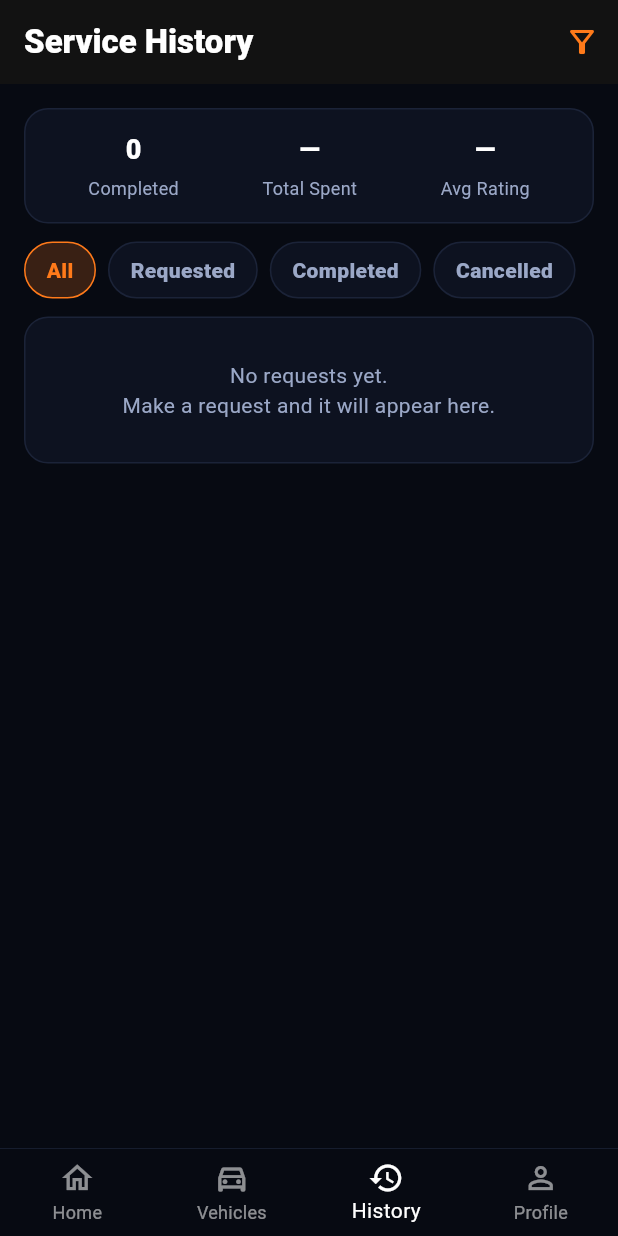
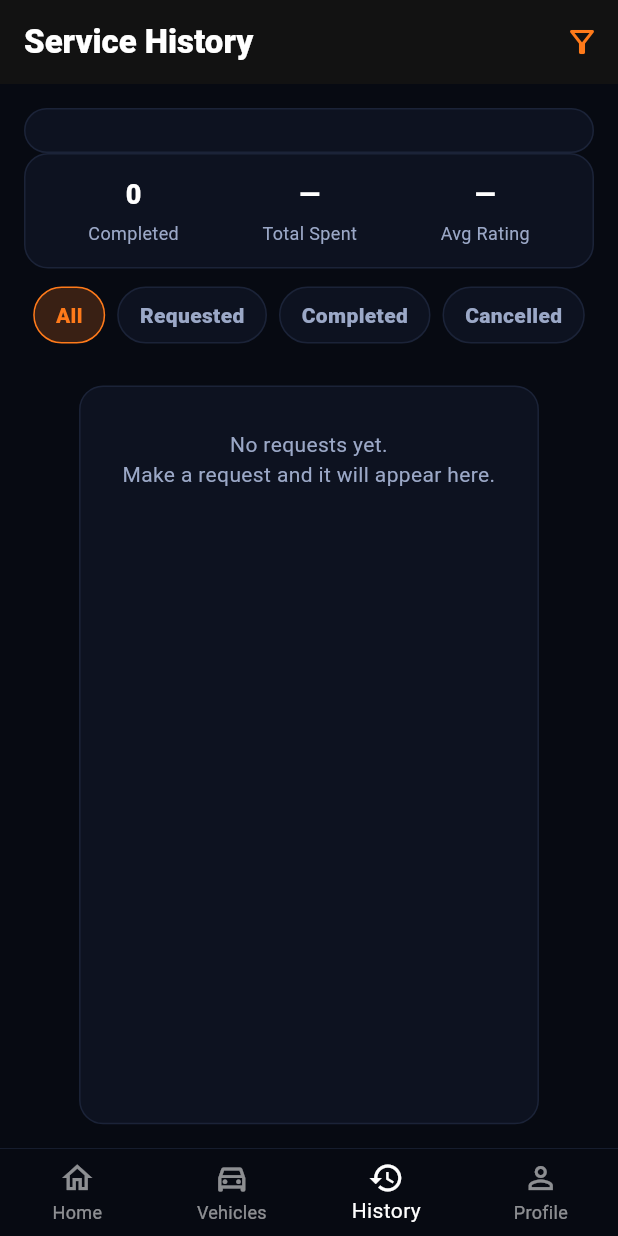
Before and after one commit to Anjaboii/resqhub_user_app, a Flutter app: the screen it shows once a user with an empty profile is signed in, item 3 of the bottom bar chosen, on a phone screen of 412 x 824 dp. Run offline on Flutter 3.47's test engine with Material 3 defaults, Android fonts, the phone set to English and light mode, and no system bars; our stand-ins replace cloud_firestore, firebase_auth, firebase_core; accounts and stored records are empty.

Commit message:
updated the profile

```diff
--- a/lib/screens/history/history_screen.dart
+++ b/lib/screens/history/history_screen.dart
@@ -29,16 +29,21 @@ class _HistoryScreenState extends State<HistoryScreen> {
 
     final uid = user.uid;
 
-    Query baseQuery = FirebaseFirestore.instance
+    // Query for LIST (filtered)
+    Query<Map<String, dynamic>> listQuery = FirebaseFirestore.instance
         .collection('requests')
         .where('userId', isEqualTo: uid);
 
     if (filter != "All") {
-      // our status values are strings like "requested", "completed", "cancelled"
-      baseQuery = baseQuery.where('status', isEqualTo: filter.toLowerCase());
+      listQuery = listQuery.where('status', isEqualTo: filter.toLowerCase());
     }
 
-    final query = baseQuery.orderBy('createdAt', descending: true);
+    listQuery = listQuery.orderBy('createdAt', descending: true);
+
+    // Query for STATS (always ALL requests)
+    final statsQuery = FirebaseFirestore.instance
+        .collection('requests')
+        .where('userId', isEqualTo: uid);
 
     return SafeArea(
       child: Scaffold(
@@ -47,7 +52,6 @@ class _HistoryScreenState extends State<HistoryScreen> {
           actions: [
             IconButton(
               onPressed: () {
-                // Optional: later open a real filter sheet
                 ScaffoldMessenger.of(context).showSnackBar(
                   const SnackBar(content: Text("Use chips to filter for now 🙂")),
                 );
@@ -56,89 +60,141 @@ class _HistoryScreenState extends State<HistoryScreen> {
             )
           ],
         ),
-        body: StreamBuilder<QuerySnapshot>(
-          stream: query.snapshots(),
-          builder: (context, snap) {
-            if (snap.connectionState == ConnectionState.waiting) {
-              return const Center(child: CircularProgressIndicator());
-            }
+        body: Column(
+          children: [
+            // ===== Stats (All requests) =====
+            Padding(
+              padding: const EdgeInsets.fromLTRB(16, 16, 16, 0),
+              child: StreamBuilder<QuerySnapshot<Map<String, dynamic>>>(
+                stream: statsQuery.snapshots(),
+                builder: (context, snap) {
+                  final allDocs = snap.data?.docs ?? [];
 
-            final docs = snap.data?.docs ?? [];
+                  final completedCount = allDocs.where((d) => (d.data()['status'] ?? '') == 'completed').length;
 
-            // Stats (simple ones for now)
-            final completedCount = docs.where((d) {
-              final data = d.data() as Map<String, dynamic>;
-              return (data['status'] ?? '') == 'completed';
-            }).length;
+                  // later you can calculate totalSpent / avgRating when you store them in requests
+                  const totalSpent = "—";
+                  const avgRating = "—";
 
-            // Total spent + rating not in DB yet, show placeholders
-            final totalSpent = "—";
-            final avgRating = "—";
+                  return GlassCard(
+                    child: Row(
+                      mainAxisAlignment: MainAxisAlignment.spaceAround,
+                      children: const [
+                        // We'll fill completedCount via widget below to avoid const issue
+                      ],
+                    ),
+                  );
+                },
+              ),
+            ),
 
-            return ListView(
-              padding: const EdgeInsets.all(16),
-              children: [
-                GlassCard(
-                  child: Row(
-                    mainAxisAlignment: MainAxisAlignment.spaceAround,
-                    children: [
-                      _Stat(title: completedCount.toString(), sub: "Completed"),
-                      _Stat(title: totalSpent, sub: "Total Spent"),
-                      _Stat(title: avgRating, sub: "Avg Rating"),
-                    ],
-                  ),
-                ),
-                const SizedBox(height: 12),
+            // We render stats again (non-const) so we can show completedCount.
+            Padding(
+              padding: const EdgeInsets.fromLTRB(16, 0, 16, 0),
+              child: StreamBuilder<QuerySnapshot<Map<String, dynamic>>>(
+                stream: statsQuery.snapshots(),
+                builder: (context, snap) {
+                  final allDocs = snap.data?.docs ?? [];
+                  final completedCount = allDocs.where((d) => (d.data()['status'] ?? '') == 'completed').length;
 
-                Row(
-                  children: [
-                    _Chip(
-                      "All",
-                      selected: filter == "All",
-                      onTap: () => setState(() => filter = "All"),
+                  const totalSpent = "—";
+                  const avgRating = "—";
+
+                  return GlassCard(
+                    child: Row(
+                      mainAxisAlignment: MainAxisAlignment.spaceAround,
+                      children: [
+                        _Stat(title: completedCount.toString(), sub: "Completed"),
+                        const _Stat(title: totalSpent, sub: "Total Spent"),
+                        const _Stat(title: avgRating, sub: "Avg Rating"),
+                      ],
                     ),
-                    const SizedBox(width: 8),
-                    _Chip(
-                      "Requested",
-                      selected: filter == "Requested",
-                      onTap: () => setState(() => filter = "Requested"),
-                    ),
-                    const SizedBox(width: 8),
-                    _Chip(
-                      "Completed",
-                      selected: filter == "Completed",
-                      onTap: () => setState(() => filter = "Completed"),
-                    ),
-                    const SizedBox(width: 8),
-                    _Chip(
-                      "Cancelled",
-                      selected: filter == "Cancelled",
-                      onTap: () => setState(() => filter = "Cancelled"),
-                    ),
-                  ],
-                ),
+                  );
+                },
+              ),
+            ),
 
-                const SizedBox(height: 12),
+            const SizedBox(height: 12),
 
-                if (docs.isEmpty)
-                  GlassCard(
-                    child: const Padding(
-                      padding: EdgeInsets.all(14),
-                      child: Text(
-                        "No requests yet.\nMake a request and it will appear here.",
-                        style: TextStyle(color: AppTheme.textDim),
-                        textAlign: TextAlign.center,
+            // ===== Chips =====
+            SingleChildScrollView(
+              scrollDirection: Axis.horizontal,
+              padding: const EdgeInsets.symmetric(horizontal: 16),
+              child: Row(
+                children: [
+                  _Chip("All", selected: filter == "All", onTap: () => setState(() => filter = "All")),
+                  const SizedBox(width: 8),
+                  _Chip("Requested", selected: filter == "Requested", onTap: () => setState(() => filter = "Requested")),
+                  const SizedBox(width: 8),
+                  _Chip("Completed", selected: filter == "Completed", onTap: () => setState(() => filter = "Completed")),
+                  const SizedBox(width: 8),
+                  _Chip("Cancelled", selected: filter == "Cancelled", onTap: () => setState(() => filter = "Cancelled")),
+                ],
+              ),
+            ),
+
+            const SizedBox(height: 12),
+
+            // ===== List (Filtered) =====
+            Expanded(
+              child: StreamBuilder<QuerySnapshot<Map<String, dynamic>>>(
+                stream: listQuery.snapshots(),
+                builder: (context, snap) {
+                  if (snap.connectionState == ConnectionState.waiting) {
+                    return const Center(child: CircularProgressIndicator());
+                  }
+
+                  if (snap.hasError) {
+                    return Padding(
+                      padding: const EdgeInsets.all(16),
+                      child: GlassCard(
+                        child: Padding(
+                          padding: const EdgeInsets.all(14),
+                          child: Text(
+                            "Error loading history.\n${snap.error}",
+                            style: const TextStyle(color: AppTheme.textDim),
+                            textAlign: TextAlign.center,
+                          ),
+                        ),
                       ),
-                    ),
-                  )
-                else
-                  for (final d in docs) ...[
-                    _HistoryCard.fromDoc(d),
-                    const SizedBox(height: 12),
-                  ],
-              ],
-            );
-          },
+                    );
+                  }
+
+                  final docs = snap.data?.docs ?? [];
+
+                  if (docs.isEmpty) {
+                    return Padding(
+                      padding: const EdgeInsets.all(16),
+                      child: GlassCard(
+                        child: Padding(
+                          padding: const EdgeInsets.all(14),
+                          child: Text(
+                            filter == "All"
+                                ? "No requests yet.\nMake a request and it will appear here."
+                                : "No $filter requests yet.",
+                            style: const TextStyle(color: AppTheme.textDim),
+                            textAlign: TextAlign.center,
+                          ),
+                        ),
+                      ),
+                    );
+                  }
+
+                  return ListView.builder(
+                    padding: const EdgeInsets.symmetric(horizontal: 16),
+                    itemCount: docs.length,
+                    itemBuilder: (context, i) {
+                      final d = docs[i];
+                      return Padding(
+                        padding: const EdgeInsets.only(bottom: 12),
+                        child: _HistoryCard.fromDoc(d),
+                      );
+                    },
+                  );
+                },
+              ),
+            ),
+          ],
         ),
       ),
     );
@@ -214,8 +270,8 @@ class _HistoryCard extends StatelessWidget {
     required this.stars,
   });
 
-  factory _HistoryCard.fromDoc(QueryDocumentSnapshot doc) {
-    final data = doc.data() as Map<String, dynamic>;
+  factory _HistoryCard.fromDoc(QueryDocumentSnapshot<Map<String, dynamic>> doc) {
+    final data = doc.data();
 
     final serviceType = (data['serviceType'] ?? 'unknown').toString();
     final status = (data['status'] ?? 'requested').toString();
@@ -227,8 +283,6 @@ class _HistoryCard extends StatelessWidget {
     final vPlate = (vehicleMap['plate'] ?? '').toString();
 
     String niceService(String s) {
-      // Convert enum-like names to nicer titles
-      // battery -> Battery, flatTire -> Flat Tire, outOfFuel -> Out Of Fuel
       if (s.isEmpty) return "Service";
       final withSpaces = s.replaceAllMapped(RegExp(r'([a-z])([A-Z])'), (m) => "${m[1]} ${m[2]}");
       return withSpaces[0].toUpperCase() + withSpaces.substring(1);
@@ -236,14 +290,12 @@ class _HistoryCard extends StatelessWidget {
 
     String niceStatus(String s) {
       if (s.isEmpty) return "Requested";
-      final t = s[0].toUpperCase() + s.substring(1);
-      return t;
+      return s[0].toUpperCase() + s.substring(1);
     }
 
     String formatDate(dynamic ts) {
       if (ts is Timestamp) {
         final dt = ts.toDate();
-        // simple formatting without intl package
         final y = dt.year;
         final m = dt.month.toString().padLeft(2, '0');
         final d = dt.day.toString().padLeft(2, '0');
@@ -254,7 +306,6 @@ class _HistoryCard extends StatelessWidget {
       return "—";
     }
 
-    // Not stored yet in DB:
     final provider = (data['providerName'] ?? "—").toString();
     final price = (data['priceText'] ?? "—").toString();
     final stars = (data['rating'] is int) ? (data['rating'] as int) : 0;
--- a/lib/screens/profile/profile_screen.dart
+++ b/lib/screens/profile/profile_screen.dart
@@ -34,10 +34,9 @@ class _ProfileScreenState extends State<ProfileScreen> {
 
     String memberSinceText(DateTime? dt) {
       if (dt == null) return "Member since —";
-      // simple format: Month YYYY
       const months = [
-        "January","February","March","April","May","June",
-        "July","August","September","October","November","December"
+        "January", "February", "March", "April", "May", "June",
+        "July", "August", "September", "October", "November", "December"
       ];
       return "Member since ${months[dt.month - 1]} ${dt.year}";
     }
@@ -45,7 +44,6 @@ class _ProfileScreenState extends State<ProfileScreen> {
     final userDocRef = FirebaseFirestore.instance.collection("users").doc(uid);
     final vehiclesColRef = userDocRef.collection("vehicles");
 
-    // services count = requests by this user
     final servicesQuery = FirebaseFirestore.instance
         .collection("requests")
         .where("userId", isEqualTo: uid);
@@ -57,7 +55,6 @@ class _ProfileScreenState extends State<ProfileScreen> {
           builder: (context, userSnap) {
             final userData = (userSnap.data?.data() as Map<String, dynamic>?) ?? {};
             final phone = (userData["phone"] ?? "—").toString();
-            final emergency = (userData["emergencyContact"] ?? "—").toString();
 
             return ListView(
               padding: const EdgeInsets.all(16),
@@ -69,7 +66,11 @@ class _ProfileScreenState extends State<ProfileScreen> {
                     backgroundColor: AppTheme.accent,
                     child: Text(
                       displayName.isNotEmpty ? displayName[0].toUpperCase() : "U",
-                      style: const TextStyle(fontSize: 28, fontWeight: FontWeight.w900, color: Colors.black),
+                      style: const TextStyle(
+                        fontSize: 28,
+                        fontWeight: FontWeight.w900,
+                        color: Colors.black,
+                      ),
                     ),
                   ),
                 ),
@@ -90,7 +91,6 @@ class _ProfileScreenState extends State<ProfileScreen> {
 
                 const SizedBox(height: 14),
 
-                // Stats cards (Services / Vehicles / Avg Rating placeholder)
                 GlassCard(
                   child: Row(
                     mainAxisAlignment: MainAxisAlignment.spaceAround,
@@ -116,7 +116,6 @@ class _ProfileScreenState extends State<ProfileScreen> {
 
                 const SizedBox(height: 14),
 
-                // Contact card
                 GlassCard(
                   child: Column(
                     crossAxisAlignment: CrossAxisAlignment.start,
@@ -137,7 +136,6 @@ class _ProfileScreenState extends State<ProfileScreen> {
                               context,
                               userDocRef: userDocRef,
                               currentPhone: phone == "—" ? "" : phone,
-                              currentEmergency: emergency == "—" ? "" : emergency,
                             ),
                             icon: const Icon(Icons.edit_rounded, size: 18, color: AppTheme.accent),
                             label: const Text("Edit", style: TextStyle(color: AppTheme.accent)),
@@ -148,15 +146,12 @@ class _ProfileScreenState extends State<ProfileScreen> {
                       _InfoRow(icon: Icons.phone_rounded, label: "Phone", value: phone),
                       const SizedBox(height: 10),
                       _InfoRow(icon: Icons.email_rounded, label: "Email", value: email),
-                      const SizedBox(height: 10),
-                      _InfoRow(icon: Icons.warning_rounded, label: "Emergency Contact", value: emergency),
                     ],
                   ),
                 ),
 
                 const SizedBox(height: 14),
 
-                // Settings
                 GlassCard(
                   child: Column(
                     children: [
@@ -225,10 +220,8 @@ class _ProfileScreenState extends State<ProfileScreen> {
       BuildContext context, {
         required DocumentReference userDocRef,
         required String currentPhone,
-        required String currentEmergency,
       }) async {
     final phoneCtrl = TextEditingController(text: currentPhone);
-    final emergencyCtrl = TextEditingController(text: currentEmergency);
 
     await showModalBottomSheet(
       context: context,
@@ -258,15 +251,6 @@ class _ProfileScreenState extends State<ProfileScreen> {
                   border: OutlineInputBorder(),
                 ),
               ),
-              const SizedBox(height: 10),
-              TextField(
-                controller: emergencyCtrl,
-                keyboardType: TextInputType.phone,
-                decoration: const InputDecoration(
-                  labelText: "Emergency Contact",
-                  border: OutlineInputBorder(),
-                ),
-              ),
               const SizedBox(height: 12),
               SizedBox(
                 width: double.infinity,
@@ -279,7 +263,6 @@ class _ProfileScreenState extends State<ProfileScreen> {
                   onPressed: () async {
                     await userDocRef.set({
                       "phone": phoneCtrl.text.trim(),
-                      "emergencyContact": emergencyCtrl.text.trim(),
                       "updatedAt": FieldValue.serverTimestamp(),
                     }, SetOptions(merge: true));
 
```
